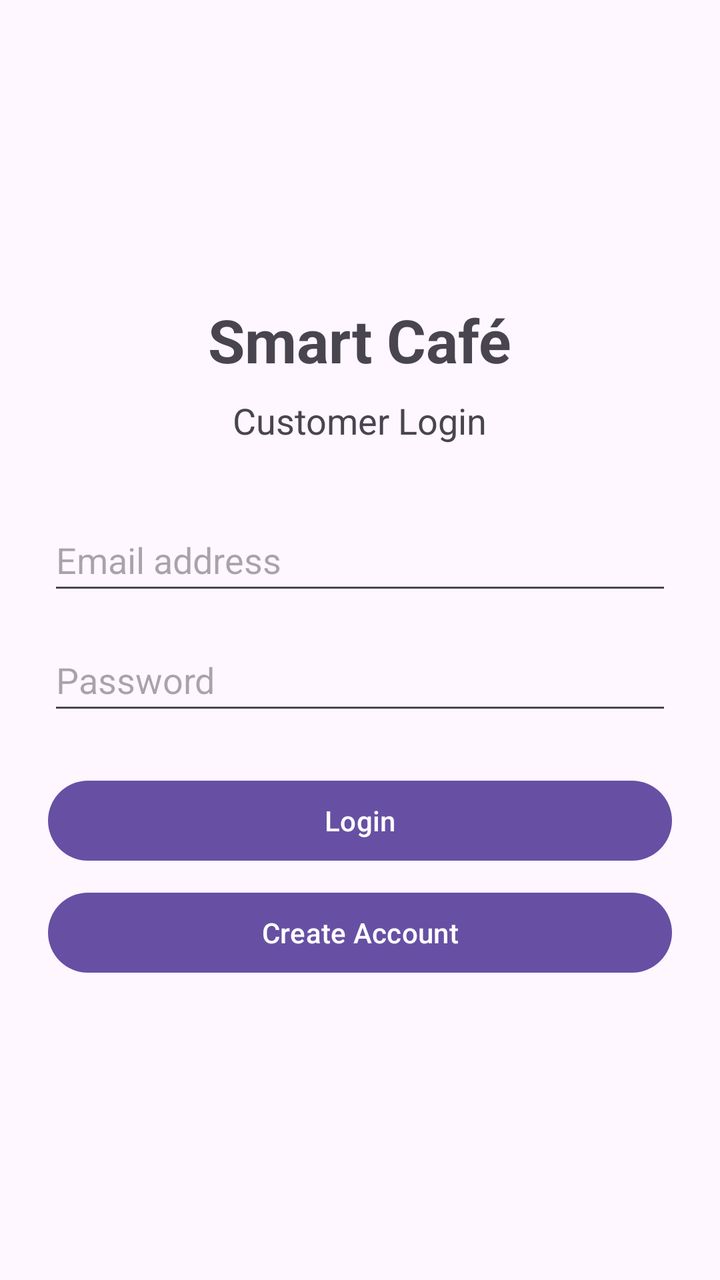
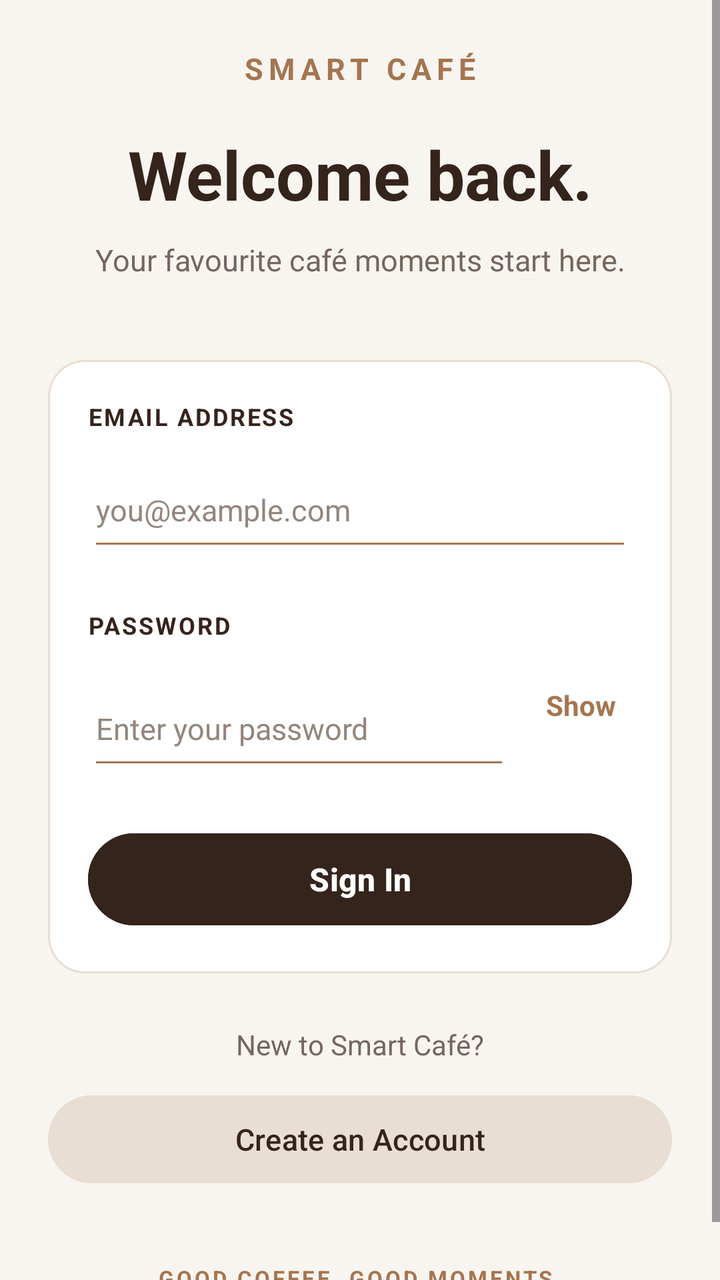

Before-and-after screenshots of an Android layout around one commit, followed by the original layout XML and the change that was made.
<!-- AndroidManifest.xml: application theme Theme.SmartCafeCustomer -->
<!-- res/layout/activity_main.xml -->
<?xml version="1.0" encoding="utf-8"?>
<androidx.constraintlayout.widget.ConstraintLayout
    xmlns:android="http://schemas.android.com/apk/res/android"
    xmlns:app="http://schemas.android.com/apk/res-auto"
    xmlns:tools="http://schemas.android.com/tools"
    android:id="@+id/main"
    android:layout_width="match_parent"
    android:layout_height="match_parent"
    android:padding="24dp"
    tools:context=".MainActivity">

    <LinearLayout
        android:id="@+id/loginContainer"
        android:layout_width="0dp"
        android:layout_height="wrap_content"
        android:orientation="vertical"
        android:gravity="center_horizontal"
        app:layout_constraintTop_toTopOf="parent"
        app:layout_constraintBottom_toBottomOf="parent"
        app:layout_constraintStart_toStartOf="parent"
        app:layout_constraintEnd_toEndOf="parent">

        <TextView
            android:id="@+id/textViewTitle"
            android:layout_width="wrap_content"
            android:layout_height="wrap_content"
            android:text="Smart Café"
            android:textSize="30sp"
            android:textStyle="bold"
            android:layout_marginBottom="8dp" />

        <TextView
            android:layout_width="wrap_content"
            android:layout_height="wrap_content"
            android:text="Customer Login"
            android:textSize="18sp"
            android:layout_marginBottom="32dp" />

        <EditText
            android:id="@+id/editTextEmail"
            android:layout_width="match_parent"
            android:layout_height="wrap_content"
            android:minHeight="48dp"
            android:hint="Email address"
            android:inputType="textEmailAddress"
            android:singleLine="true" />

        <EditText
            android:id="@+id/editTextPassword"
            android:layout_width="match_parent"
            android:layout_height="wrap_content"
            android:layout_marginTop="12dp"
            android:minHeight="48dp"
            android:hint="Password"
            android:inputType="textPassword"
            android:singleLine="true" />

        <Button
            android:id="@+id/buttonLogin"
            android:layout_width="match_parent"
            android:layout_height="wrap_content"
            android:layout_marginTop="24dp"
            android:text="Login" />

        <Button
            android:id="@+id/buttonRegister"
            android:layout_width="match_parent"
            android:layout_height="wrap_content"
            android:layout_marginTop="8dp"
            android:text="Create Account" />

    </LinearLayout>

</androidx.constraintlayout.widget.ConstraintLayout>
<!-- resources referenced by this layout -->
<resources>
  <style name="Theme.SmartCafeCustomer" parent="Base.Theme.SmartCafeCustomer" />
  <style name="Base.Theme.SmartCafeCustomer" parent="Theme.Material3.DayNight.NoActionBar">
          
          
      </style>
</resources>

<!-- the commit's change to res/layout/activity_main.xml (unified diff, before → after) -->
@@ -1,74 +1,177 @@
 <?xml version="1.0" encoding="utf-8"?>
-<androidx.constraintlayout.widget.ConstraintLayout
+<ScrollView
     xmlns:android="http://schemas.android.com/apk/res/android"
-    xmlns:app="http://schemas.android.com/apk/res-auto"
-    xmlns:tools="http://schemas.android.com/tools"
     android:id="@+id/main"
     android:layout_width="match_parent"
     android:layout_height="match_parent"
-    android:padding="24dp"
-    tools:context=".MainActivity">
+    android:background="#F8F5F0"
+    android:fillViewport="true">
 
     <LinearLayout
         android:id="@+id/loginContainer"
-        android:layout_width="0dp"
-        android:layout_height="wrap_content"
+        android:layout_width="match_parent"
+        android:layout_height="match_parent"
         android:orientation="vertical"
-        android:gravity="center_horizontal"
-        app:layout_constraintTop_toTopOf="parent"
-        app:layout_constraintBottom_toBottomOf="parent"
-        app:layout_constraintStart_toStartOf="parent"
-        app:layout_constraintEnd_toEndOf="parent">
+        android:gravity="center"
+        android:padding="24dp">
+
+        
+        <TextView
+            android:id="@+id/textViewTitle"
+            android:layout_width="match_parent"
+            android:layout_height="wrap_content"
+            android:gravity="center"
+            android:text="SMART CAFÉ"
+            android:textColor="#A57550"
+            android:textSize="15sp"
+            android:textStyle="bold"
+            android:letterSpacing="0.18"/>
 
         <TextView
-            android:id="@+id/textViewTitle"
-            android:layout_width="wrap_content"
+            android:layout_width="match_parent"
             android:layout_height="wrap_content"
-            android:text="Smart Café"
-            android:textSize="30sp"
-            android:textStyle="bold"
-            android:layout_marginBottom="8dp" />
+            android:layout_marginTop="20dp"
+            android:gravity="center"
+            android:text="Welcome back."
+            android:textColor="#35241C"
+            android:textSize="34sp"
+            android:textStyle="bold"/>
 
         <TextView
-            android:layout_width="wrap_content"
-            android:layout_height="wrap_content"
-            android:text="Customer Login"
-            android:textSize="18sp"
-            android:layout_marginBottom="32dp" />
-
-        <EditText
-            android:id="@+id/editTextEmail"
             android:layout_width="match_parent"
             android:layout_height="wrap_content"
-            android:minHeight="48dp"
-            android:hint="Email address"
-            android:inputType="textEmailAddress"
-            android:singleLine="true" />
+            android:layout_marginTop="10dp"
+            android:gravity="center"
+            android:text="Your favourite café moments start here."
+            android:textColor="#75665E"
+            android:textSize="15sp"/>
 
-        <EditText
-            android:id="@+id/editTextPassword"
+        
+        <LinearLayout
             android:layout_width="match_parent"
             android:layout_height="wrap_content"
-            android:layout_marginTop="12dp"
-            android:minHeight="48dp"
-            android:hint="Password"
-            android:inputType="textPassword"
-            android:singleLine="true" />
+            android:layout_marginTop="40dp"
+            android:background="@drawable/bg_menu_card"
+            android:orientation="vertical"
+            android:padding="20dp">
 
-        <Button
-            android:id="@+id/buttonLogin"
+            <TextView
+                android:layout_width="match_parent"
+                android:layout_height="wrap_content"
+                android:text="EMAIL ADDRESS"
+                android:textColor="#35241C"
+                android:textSize="12sp"
+                android:textStyle="bold"
+                android:letterSpacing="0.08"/>
+
+            <EditText
+                android:id="@+id/editTextEmail"
+                android:layout_width="match_parent"
+                android:layout_height="54dp"
+                android:layout_marginTop="10dp"
+                android:backgroundTint="#A57550"
+                android:hint="you@example.com"
+                android:inputType="textEmailAddress"
+                android:singleLine="true"
+                android:textColor="#35241C"
+                android:textColorHint="#94867D"
+                android:textSize="15sp"
+                android:importantForAutofill="yes"
+                android:autofillHints="emailAddress"/>
+
+            <TextView
+                android:layout_width="match_parent"
+                android:layout_height="wrap_content"
+                android:layout_marginTop="24dp"
+                android:text="PASSWORD"
+                android:textColor="#35241C"
+                android:textSize="12sp"
+                android:textStyle="bold"
+                android:letterSpacing="0.08"/>
+
+            <LinearLayout
+                android:layout_width="match_parent"
+                android:layout_height="wrap_content"
+                android:gravity="center_vertical"
+                android:orientation="horizontal">
+
+                <EditText
+                    android:id="@+id/editTextPassword"
+                    android:layout_width="0dp"
+                    android:layout_height="54dp"
+                    android:layout_weight="1"
+                    android:layout_marginTop="10dp"
+                    android:backgroundTint="#A57550"
+                    android:hint="Enter your password"
+                    android:inputType="textPassword"
+                    android:singleLine="true"
+                    android:textColor="#35241C"
+                    android:textColorHint="#94867D"
+                    android:textSize="15sp"
+                    android:importantForAutofill="yes"
+                    android:autofillHints="password"/>
+
+                <TextView
+                    android:id="@+id/textTogglePassword"
+                    android:layout_width="wrap_content"
+                    android:layout_height="48dp"
+                    android:layout_marginStart="10dp"
+                    android:gravity="center"
+                    android:paddingStart="8dp"
+                    android:paddingEnd="8dp"
+                    android:text="Show"
+                    android:textColor="#A57550"
+                    android:textSize="14sp"
+                    android:textStyle="bold"
+                    android:contentDescription="Show or hide password"
+                    android:clickable="true"
+                    android:focusable="true"/>
+            </LinearLayout>
+
+            <Button
+                android:id="@+id/buttonLogin"
+                android:layout_width="match_parent"
+                android:layout_height="54dp"
+                android:layout_marginTop="28dp"
+                android:backgroundTint="#35241C"
+                android:text="Sign In"
+                android:textAllCaps="false"
+                android:textColor="#FFFFFF"
+                android:textSize="16sp"
+                android:textStyle="bold"/>
+        </LinearLayout>
+
+        
+        <TextView
             android:layout_width="match_parent"
             android:layout_height="wrap_content"
-            android:layout_marginTop="24dp"
-            android:text="Login" />
+            android:layout_marginTop="26dp"
+            android:gravity="center"
+            android:text="New to Smart Café?"
+            android:textColor="#75665E"
+            android:textSize="14sp"/>
 
         <Button
             android:id="@+id/buttonRegister"
             android:layout_width="match_parent"
+            android:layout_height="52dp"
+            android:layout_marginTop="12dp"
+            android:backgroundTint="#E9DED3"
+            android:text="Create an Account"
+            android:textAllCaps="false"
+            android:textColor="#35241C"
+            android:textSize="15sp"/>
+
+        <TextView
+            android:layout_width="match_parent"
             android:layout_height="wrap_content"
-            android:layout_marginTop="8dp"
-            android:text="Create Account" />
+            android:layout_marginTop="36dp"
+            android:gravity="center"
+            android:text="GOOD COFFEE. GOOD MOMENTS."
+            android:textColor="#A57550"
+            android:textSize="11sp"
+            android:textStyle="bold"
+            android:letterSpacing="0.12"/>
 
     </LinearLayout>
-
-</androidx.constraintlayout.widget.ConstraintLayout>
+</ScrollView>
<!-- resource entries referenced after the edit -->
@@ -1,5 +1,19 @@
 <!-- resources referenced by this layout -->
 <resources>
+  <!-- drawable bg_menu_card (drawable) -->
+  <?xml version="1.0" encoding="utf-8"?>
+  <shape xmlns:android="http://schemas.android.com/apk/res/android"
+      android:shape="rectangle">
+  
+      <solid android:color="#FFFFFF"/>
+  
+      <corners android:radius="18dp"/>
+  
+      <stroke
+          android:width="1dp"
+          android:color="#E9DED3"/>
+  
+  </shape>
   <style name="Theme.SmartCafeCustomer" parent="Base.Theme.SmartCafeCustomer" />
   <style name="Base.Theme.SmartCafeCustomer" parent="Theme.Material3.DayNight.NoActionBar">
           
